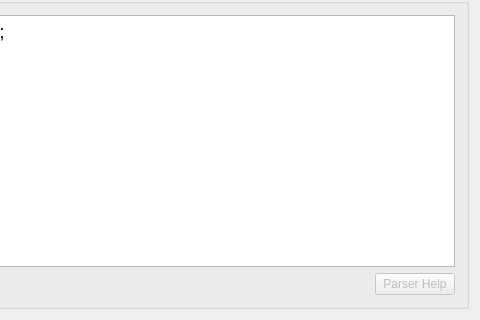
This is src/Interface/Modules/Fields/CreateFieldData.ui in SCIInstitute/SCIRun as Qt 5 draws it before an edit; both pictures show x 422 to 902 and y 165 to 485 of the 902 by 485 pixel window. The edited form follows.
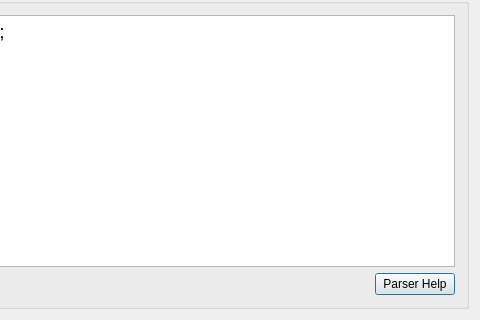
This is the edited form.

What changed in the file:
```diff
--- a/src/Interface/Modules/Fields/CreateFieldData.ui
+++ b/src/Interface/Modules/Fields/CreateFieldData.ui
@@ -301,7 +301,7 @@
             <item>
              <widget class="QPushButton" name="parserHelpButton_">
               <property name="enabled">
-               <bool>false</bool>
+               <bool>true</bool>
               </property>
               <property name="text">
                <string>Parser Help</string>
```
